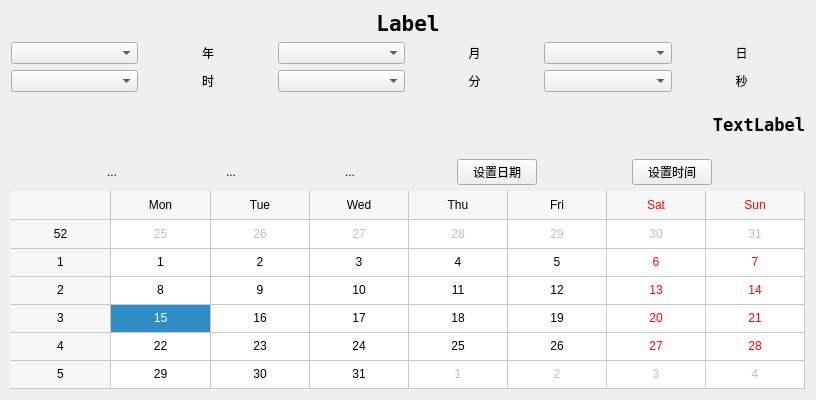
Saintway-Technology/px3se_linux_4.4, file calendar/widget.ui: the form before one commit.
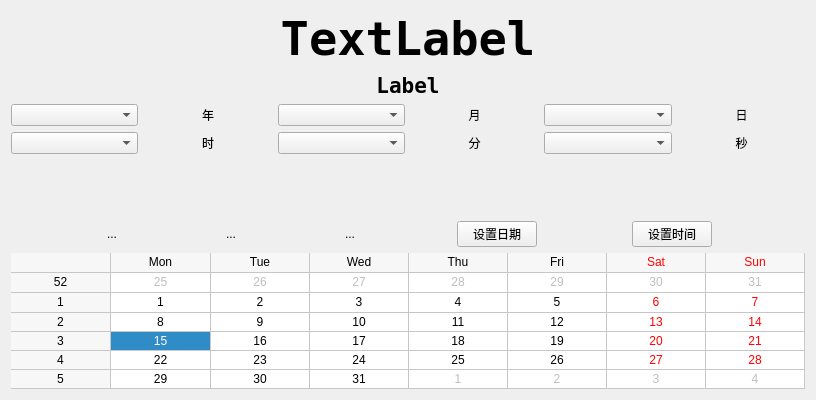
The form after the commit. Icons and pictures are not drawn.

Patch:
```diff
--- a/calendar/widget.ui
+++ b/calendar/widget.ui
@@ -21,6 +21,24 @@
      </property>
      <item>
       <layout class="QVBoxLayout" name="verticalLayout">
+       <item>
+        <widget class="QLabel" name="m_ShowTimeLabel">
+         <property name="font">
+          <font>
+           <family>DejaVu Sans Mono</family>
+           <pointsize>35</pointsize>
+           <weight>75</weight>
+           <bold>true</bold>
+          </font>
+         </property>
+         <property name="text">
+          <string>TextLabel</string>
+         </property>
+         <property name="alignment">
+          <set>Qt::AlignCenter</set>
+         </property>
+        </widget>
+       </item>
        <item>
         <widget class="QLabel" name="m_ShowDateLabel">
          <property name="font">
@@ -178,24 +196,6 @@
          </property>
         </widget>
        </item>
-       <item>
-        <widget class="QLabel" name="m_ShowTimeLabel">
-         <property name="font">
-          <font>
-           <family>DejaVu Sans Mono</family>
-           <pointsize>13</pointsize>
-           <weight>75</weight>
-           <bold>true</bold>
-          </font>
-         </property>
-         <property name="text">
-          <string>TextLabel</string>
-         </property>
-         <property name="alignment">
-          <set>Qt::AlignRight|Qt::AlignTrailing|Qt::AlignVCenter</set>
-         </property>
-        </widget>
-       </item>
       </layout>
      </item>
      <item>
```
